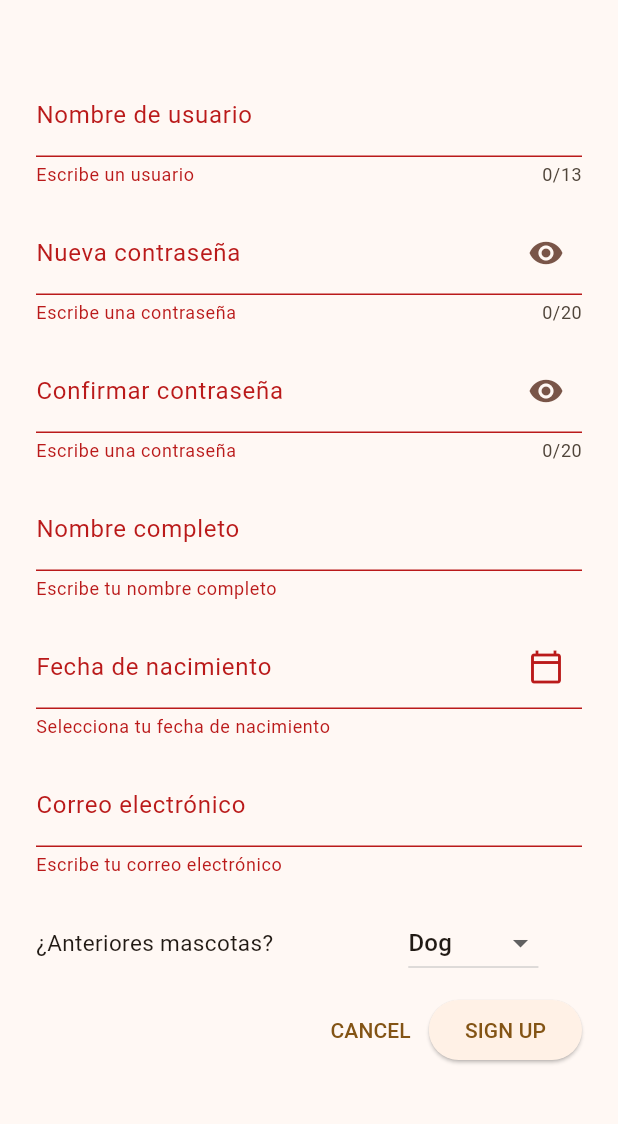
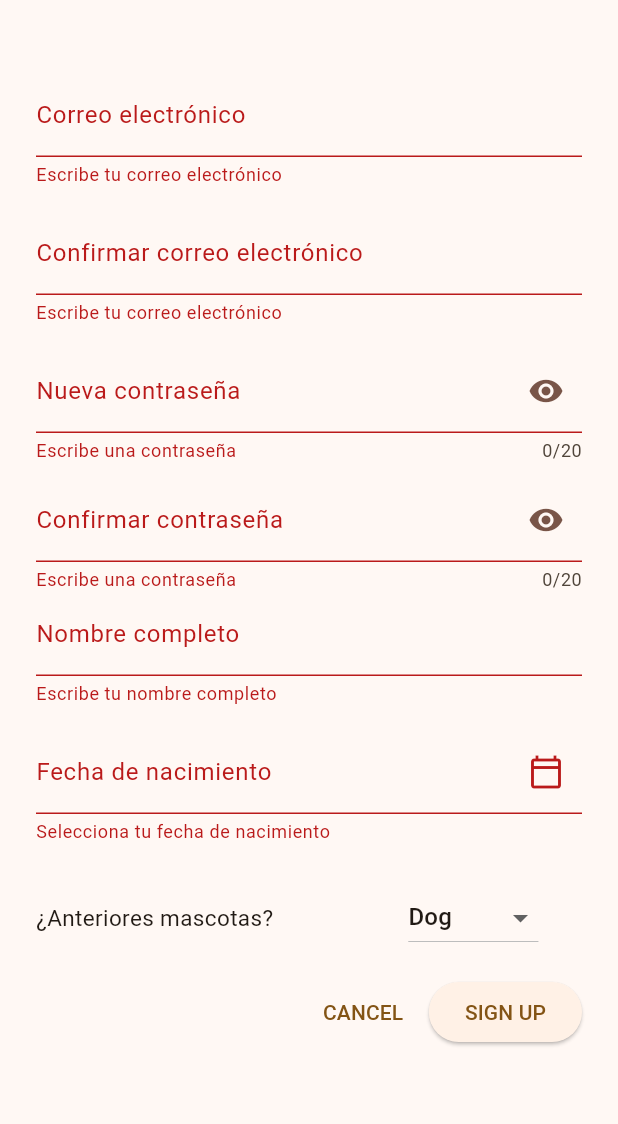
Before and after one commit to saandrsm/puppy_match, a Flutter app: the RegisterPage screen opened by its route, after a tap on "SIGN UP", on a phone screen of 412 x 824 dp, the part 71-1195 px from its top. Run offline on Flutter 3.47's test engine with Material 2 defaults, Android fonts, the phone set to English and light mode, and no system bars; our stand-ins replace dropdown_textfield, email_validator, firebase_auth, firebase_core, image_picker, readmore; accounts and stored records are empty.

Commit message:
implementacion de confirmacion de correo electronico, retoques de posicion y diseño y cambio de formato de fecha

```diff
--- a/lib/screens/login.dart
+++ b/lib/screens/login.dart
@@ -116,7 +116,7 @@ class _LoginPageState extends State<LoginPage> {
                     Navigator.pushNamed(context, '/reset'); //al pulsar pasa hacia pantalla ResetPage
                   },
                 ),
-                const SizedBox(width: 85),
+                const SizedBox(width: 80),
                 TextButton(
                   //al presionar se borra el texto de los controladores
                   onPressed: () {
@@ -125,6 +125,7 @@ class _LoginPageState extends State<LoginPage> {
                   },
                   child: const Text('CANCEL'),
                 ),
+                const SizedBox(width: 5.0),
                 ElevatedButton(
                   onPressed: () async {
                     if (_claveLogin.currentState!.validate()) {
--- a/lib/screens/register.dart
+++ b/lib/screens/register.dart
@@ -17,12 +17,12 @@ class _RegisterPageState extends State<RegisterPage> {
   //controlador del estado de los TextFormFields
   final _claveSingup = GlobalKey<FormState>();
   //controladores de texto de TextFields
-  final TextEditingController _usernameController = TextEditingController();
+  final TextEditingController _mailController = TextEditingController();
+  final TextEditingController _confMailController = TextEditingController();
   final TextEditingController _newPasswordController = TextEditingController();
   final TextEditingController _nameController = TextEditingController();
   final TextEditingController _confPasswordController = TextEditingController();
   final TextEditingController _dateController = TextEditingController();
-  final TextEditingController _mailController = TextEditingController();
 
   String dropdownValue =
       'Dog'; //item por defecto en lista de DropDownButton de mascotas
@@ -84,17 +84,31 @@ class _RegisterPageState extends State<RegisterPage> {
             const SizedBox(height: 40.0), //espacio en blanco de separación
             TextFormField(
               validator: (value) {
-                //validador de textField, si el campo está vacio da error
                 if (value!.isEmpty) {
-                  return 'Escribe un usuario';
+                  return 'Escribe tu correo electrónico';
                 }
                 return null;
               },
-              maxLength: 13, //máximo de 13 carcateres
-              controller: _usernameController,
+              controller: _mailController,
               decoration: const InputDecoration(
                 filled: false,
-                labelText: 'Nombre de usuario',
+                labelText: 'Correo electrónico',
+              ),
+            ),
+            const SizedBox(height: 16.0), //espacio en blanco de separación
+            TextFormField(
+              validator: (value) {
+                if (value!.isEmpty) {
+                  return 'Escribe tu correo electrónico';
+                } else if (value != _mailController.text){
+                  return 'Los correos electrónicos no coinciden';
+                }
+                return null;
+              },
+              controller: _confMailController,
+              decoration: const InputDecoration(
+                filled: false,
+                labelText: 'Confirmar correo electrónico',
               ),
             ),
             const SizedBox(height: 16.0), //espacio en blanco de separación
@@ -123,7 +137,7 @@ class _RegisterPageState extends State<RegisterPage> {
               obscureText: _isVisible, //por defecto la contraseña está oculta
               controller: _newPasswordController,
             ),
-            const SizedBox(height: 16.0), //espacio en blanco de separación
+            const SizedBox(height: 10.0), //espacio en blanco de separación
             TextFormField(
               validator: (value) {
                 if (value!.isEmpty) {
@@ -151,7 +165,6 @@ class _RegisterPageState extends State<RegisterPage> {
               obscureText: _isVisible,
               controller: _confPasswordController,
             ),
-            const SizedBox(height: 16.0), //espacio en blanco de separación
             TextFormField(
               validator: (value) {
                 if (value!.isEmpty) {
@@ -192,26 +205,12 @@ class _RegisterPageState extends State<RegisterPage> {
                   setState(() {
                     //texto se rellena en el formato establecido
                     _dateController.text =
-                        DateFormat('yyyy-MM-dd').format(pickedDate);
+                        DateFormat('dd-MM-yyyy').format(pickedDate);
                   });
                 }
               },
             ),
-            const SizedBox(height: 16.0), //espacio en blanco de separación
-            TextFormField(
-              validator: (value) {
-                if (value!.isEmpty) {
-                  return 'Escribe tu correo electrónico';
-                }
-                return null;
-              },
-              controller: _mailController,
-              decoration: const InputDecoration(
-                filled: false,
-                labelText: 'Correo electrónico',
-              ),
-            ),
-            const SizedBox(height: 20.0), //espacio en blanco de separación
+            const SizedBox(height: 25.0), //espacio en blanco de separación
             Row(
               children: [
                 const Text(
@@ -257,7 +256,7 @@ class _RegisterPageState extends State<RegisterPage> {
             //   style: TextStyle(fontSize: 13, fontWeight: FontWeight.normal),
             // ),
 
-            const SizedBox(height: 10.0), //espacio en blanco de separación
+            const SizedBox(height: 15.0), //espacio en blanco de separación
             OverflowBar(
               //barra donde se encuentran los botones de sing up y cancel
               alignment:
@@ -266,15 +265,16 @@ class _RegisterPageState extends State<RegisterPage> {
                 TextButton(
                   onPressed: () {
                     //al presionar se borra el texto de los controladores
-                    _usernameController.clear();
+                    _mailController.clear();
+                    _confMailController.clear();
                     _nameController.clear();
                     _newPasswordController.clear();
                     _confPasswordController.clear();
                     _dateController.clear();
-                    _mailController.clear();
                   },
                   child: const Text('CANCEL'),
                 ),
+                const SizedBox(width: 5.0),
                 ElevatedButton(
                   onPressed: () async {
                     if (_claveSingup.currentState!.validate()) {
```
